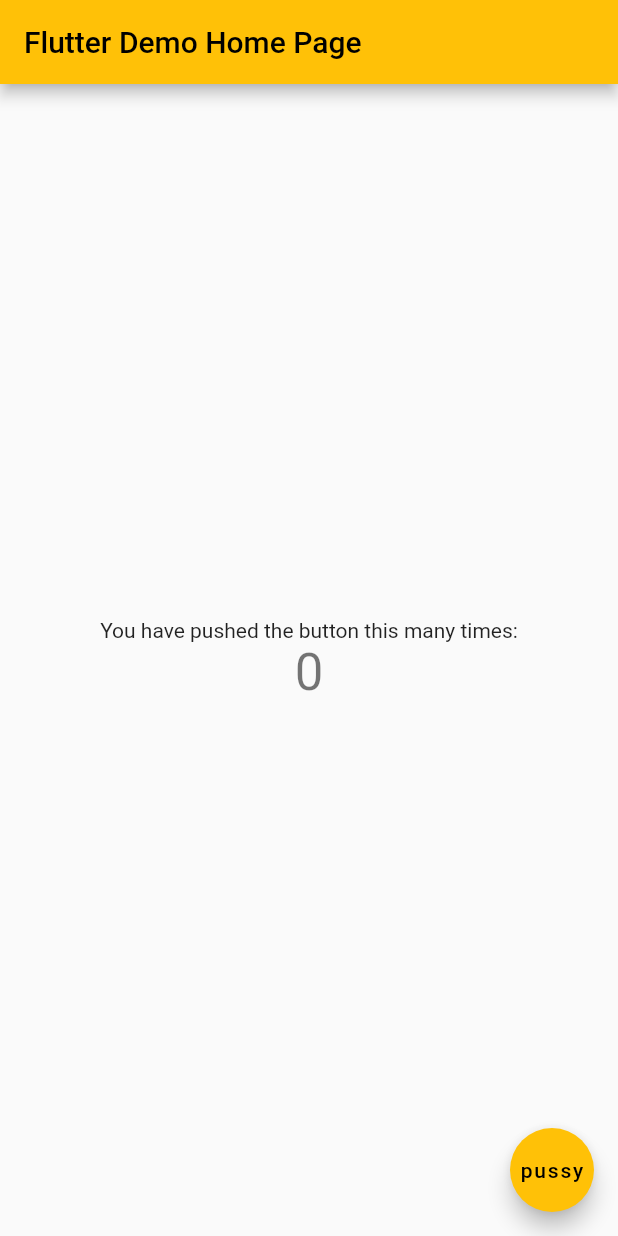
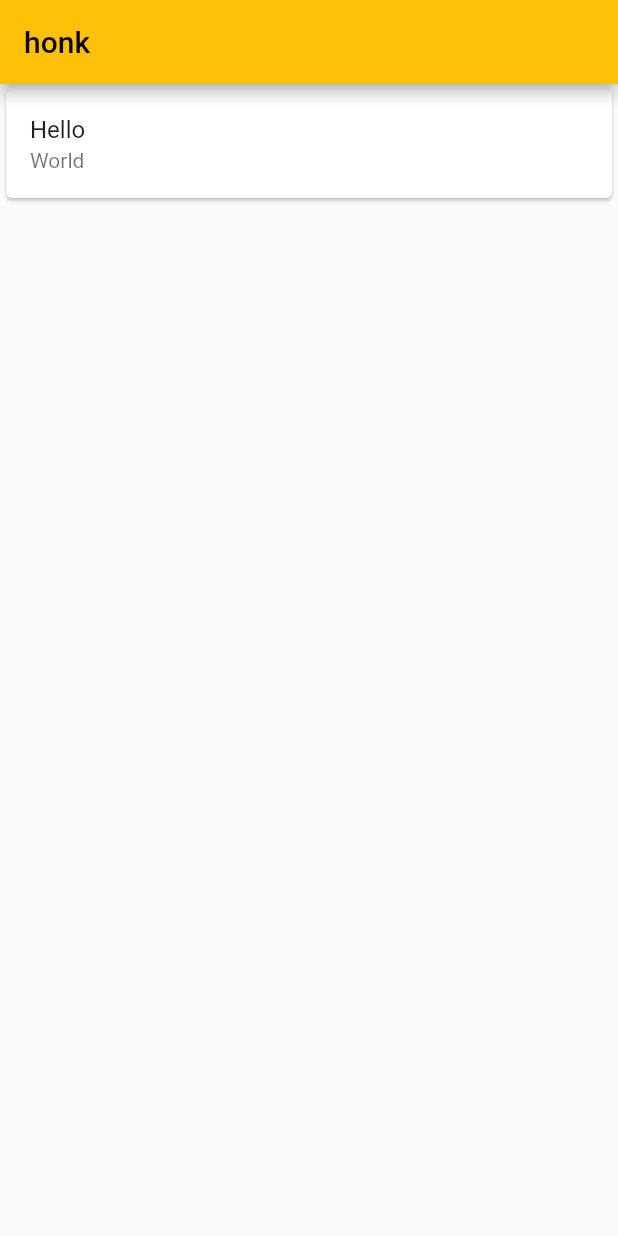
Before and after one commit to Tweedle2Dum/Huddle, a Flutter app: the screen it shows after launch, on a phone screen of 412 x 824 dp. Run offline on Flutter 3.47's test engine with Material 2 defaults, Android fonts, the phone set to English and light mode, and no system bars.

Commit message:
chore: working on frontend

```diff
--- a/frontend/huddleapp/lib/main.dart
+++ b/frontend/huddleapp/lib/main.dart
@@ -41,27 +41,16 @@ class _MyHomePageState extends State<MyHomePage> {
   @override
   Widget build(BuildContext context) {
     return Scaffold(
-      appBar: AppBar(
-        title: Text(widget.title),
-      ),
-      body: Center(
-        child: Column(
-          mainAxisAlignment: MainAxisAlignment.center,
-          children: <Widget>[
-            const Text(
-              'You have pushed the button this many times:',
+      appBar: AppBar(title: Text("honk")),
+      body: Column(
+        children: const [
+          Card(
+            child: ListTile(
+              title: Text("Hello"),
+              subtitle: Text("World"),
             ),
-            Text(
-              '$_counter',
-              style: Theme.of(context).textTheme.headline4,
-            ),
-          ],
-        ),
-      ),
-      floatingActionButton: FloatingActionButton(
-        onPressed: _incrementCounter,
-        tooltip: 'Increment',
-        child: const Text("pussy"),
+          ),
+        ],
       ),
     );
   }
```
